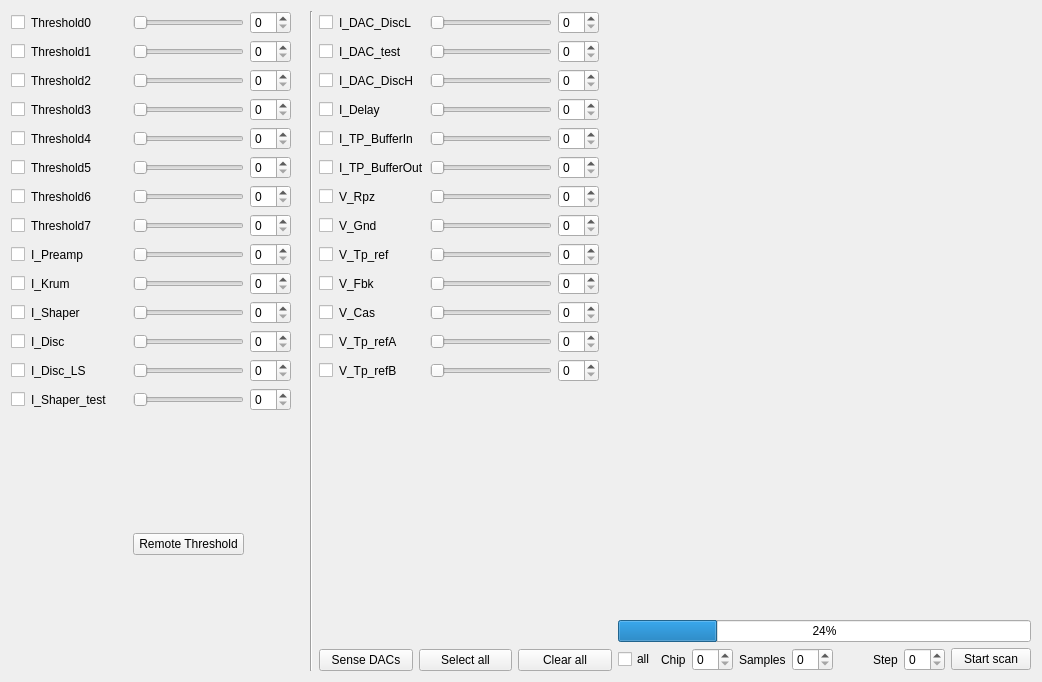
First picture: the form in SpidrMpx3Eq/qcstmdacs.ui, repository navrit/dexter, before the edit.
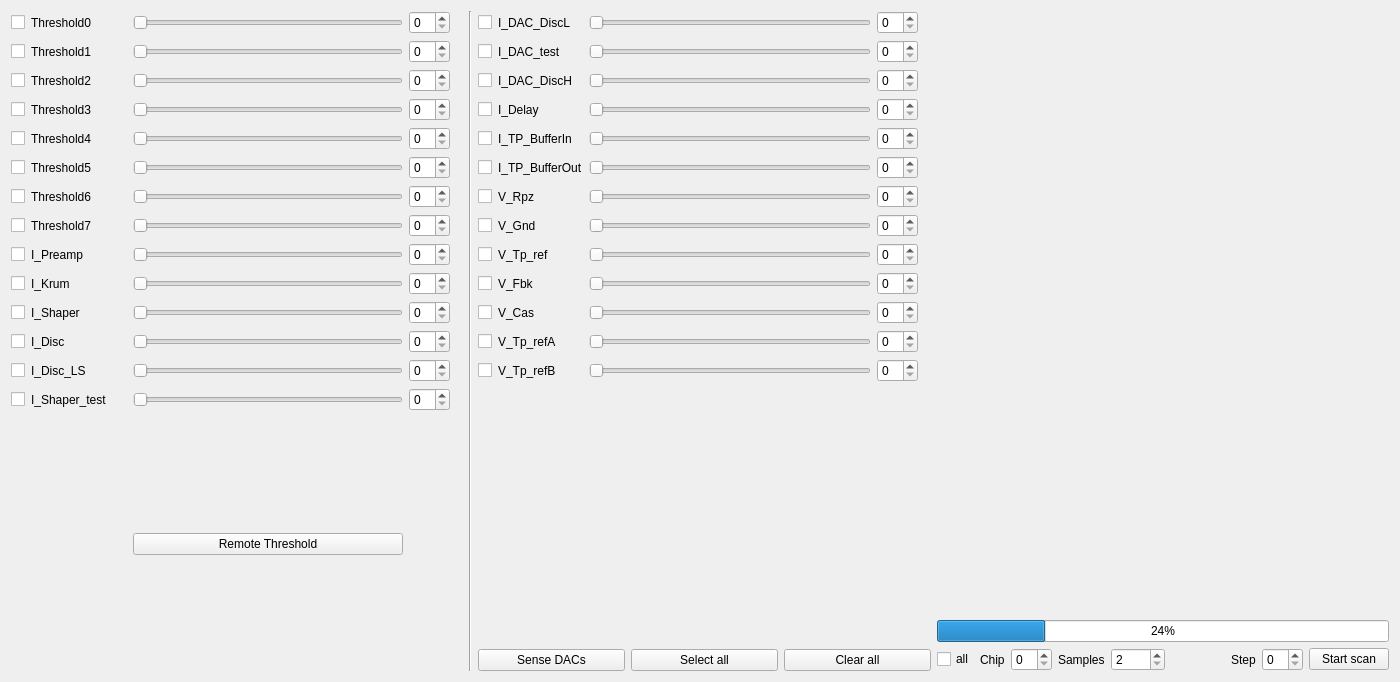
Second picture: the form after the edit. Custom widgets are drawn as their Qt base class.

Commit message: Probable fix for #256 needs to be tested - Sense DAC value for FBK depends on nr of samples

What changed in the file:
```diff
--- a/SpidrMpx3Eq/qcstmdacs.ui
+++ b/SpidrMpx3Eq/qcstmdacs.ui
@@ -6,7 +6,7 @@
    <rect>
     <x>0</x>
     <y>0</y>
-    <width>1042</width>
+    <width>1400</width>
     <height>682</height>
    </rect>
   </property>
@@ -1145,6 +1145,12 @@
            <property name="keyboardTracking">
             <bool>false</bool>
            </property>
+           <property name="minimum">
+            <number>2</number>
+           </property>
+           <property name="maximum">
+            <number>1000</number>
+           </property>
           </widget>
          </item>
          <item>
```
The commit also changes 2 other files.
